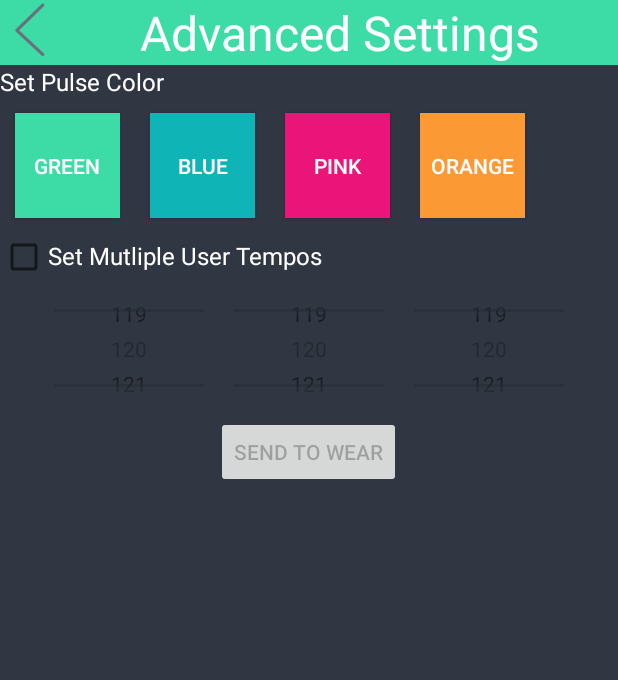
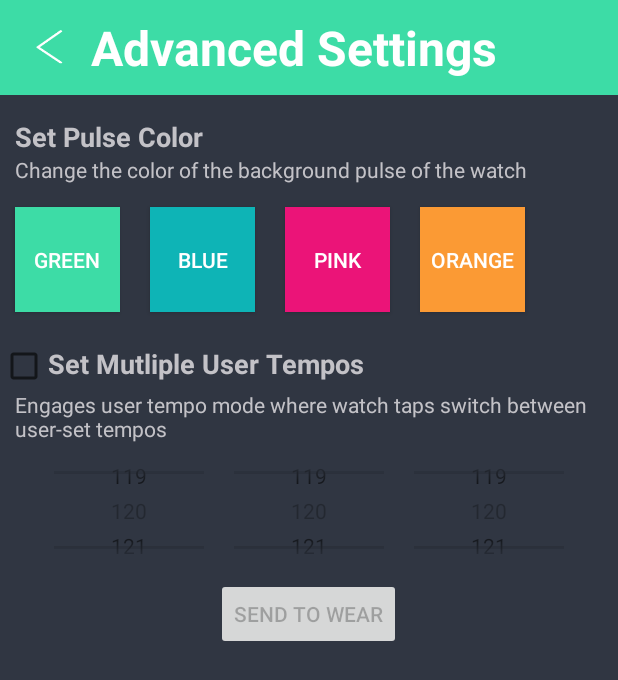
Before and after one commit to MegaUkulele/TikTok, an Android app: the SettingsActivity screen opened directly, with no data from a screen before it, on a phone screen of 412 x 824 dp. Shown: the top 680 px of the screen. Run offline under Robolectric (Android 15) with nearby library versions, the phone set to English and light mode, and no system bars; 6 statements that could not run were skipped.

Commit message:
updated the UI of the mobile advanced setting page, better matches hifi prototype

```diff
--- a/mobile/src/main/res/layout/settings_main.xml
+++ b/mobile/src/main/res/layout/settings_main.xml
@@ -5,11 +5,6 @@
     android:layout_height="match_parent"
     android:textAlignment="textStart"
     android:background="#303642">
-    <!--<ImageButton
-        android:layout_width="match_parent"
-        android:layout_height="match_parent"
-        android:background="@drawable/advancedsettings"
-        android:id="@+id/backtomain"/>-->
 
     <LinearLayout
         android:layout_width="match_parent"
@@ -17,28 +12,39 @@
         android:orientation="horizontal"
         android:background="#3ddca6">
         <ImageButton
-            android:layout_width="40dp"
-            android:layout_height="40dp"
+            android:layout_width="35dp"
+            android:layout_height="25dp"
             android:background="@mipmap/back_arrow"
+            android:backgroundTint="#ffffff"
             android:id="@+id/back"
             android:textColor="#ffffff"
-            android:layout_gravity="center_horizontal" />
+            android:layout_gravity="center"
+            android:layout_marginLeft="15dp" />
         <TextView android:text="Advanced Settings" android:layout_width="fill_parent"
             android:layout_height="wrap_content"
-            android:gravity="center_horizontal"
             android:textColor="#ffffff"
-            android:textSize="32dp" />
+            android:layout_margin="10dp"
+            android:textSize="32dp"
+            android:textStyle="bold"/>
     </LinearLayout>
 
     <TextView android:text="Set Pulse Color" android:layout_width="fill_parent"
         android:layout_height="wrap_content"
-        android:textColor="#ffffff"
-        android:textSize="16dp"/>
-
+        android:textColor="#c3c2c7"
+        android:textSize="18dp"
+        android:layout_marginLeft="10dp"
+        android:layout_marginTop="15dp"
+        android:textStyle="bold" />
+    <TextView android:text="Change the color of the background pulse of the watch" android:layout_width="fill_parent"
+        android:layout_height="wrap_content"
+        android:textColor="#c3c2c7"
+        android:textSize="14dp"
+        android:layout_marginLeft="10dp" />
     <LinearLayout
         android:orientation="horizontal"
         android:layout_width="match_parent"
-        android:layout_height="wrap_content">
+        android:layout_height="wrap_content"
+        android:layout_marginTop="5dp">
         <Button
             android:layout_width="70dp"
             android:layout_height="70dp"
@@ -76,7 +82,8 @@
     <LinearLayout
         android:layout_width="wrap_content"
         android:layout_height="wrap_content"
-        android:orientation="horizontal">
+        android:orientation="horizontal"
+        android:layout_marginTop="10dp">
 
         <CheckBox
             android:layout_width="wrap_content"
@@ -85,10 +92,15 @@
 
         <TextView android:text="Set Mutliple User Tempos" android:layout_width="fill_parent"
             android:layout_height="wrap_content"
-            android:textColor="#ffffff"
-            android:textSize="16dp"/>
+            android:textColor="#c3c2c7"
+            android:textSize="18dp"
+            android:textStyle="bold" />
     </LinearLayout>
-
+    <TextView android:text="Engages user tempo mode where watch taps switch between user-set tempos" android:layout_width="fill_parent"
+        android:layout_height="wrap_content"
+        android:textColor="#c3c2c7"
+        android:textSize="14dp"
+        android:layout_marginLeft="10dp" />
     <LinearLayout
         android:layout_width="wrap_content"
         android:layout_height="wrap_content"
--- a/mobile/src/main/res/values/styles.xml
+++ b/mobile/src/main/res/values/styles.xml
@@ -5,7 +5,7 @@
         <!-- Customize your theme here. -->
         <item name="colorPrimary">@color/colorPrimary</item>
         <item name="colorPrimaryDark">@color/colorPrimaryDark</item>
-        <item name="colorAccent">@color/colorAccent</item>
+        <item name="colorAccent">@android:color/holo_green_light</item>
     </style>
     <style name="AppTheme.NoActionBar">
         <item name="windowActionBar">false</item>
```
